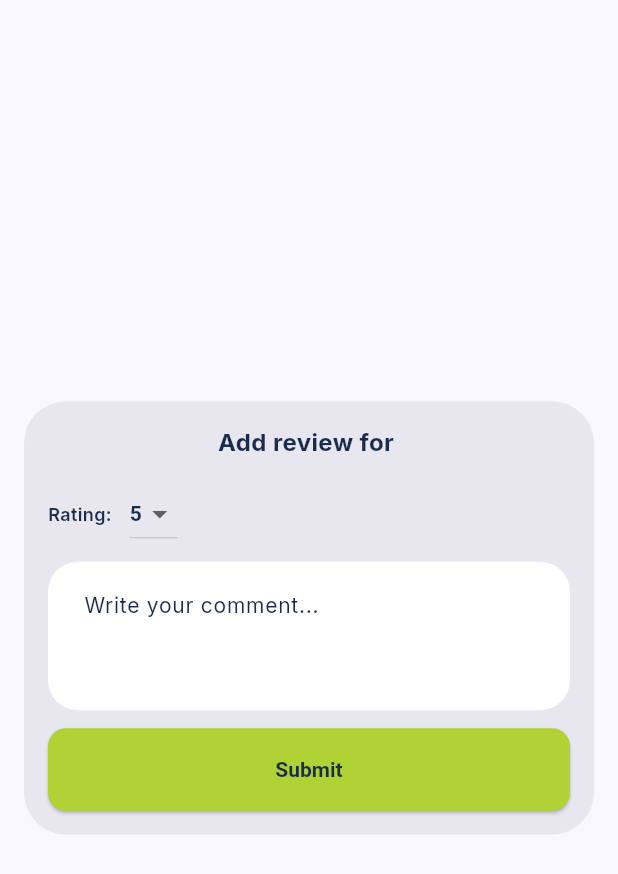
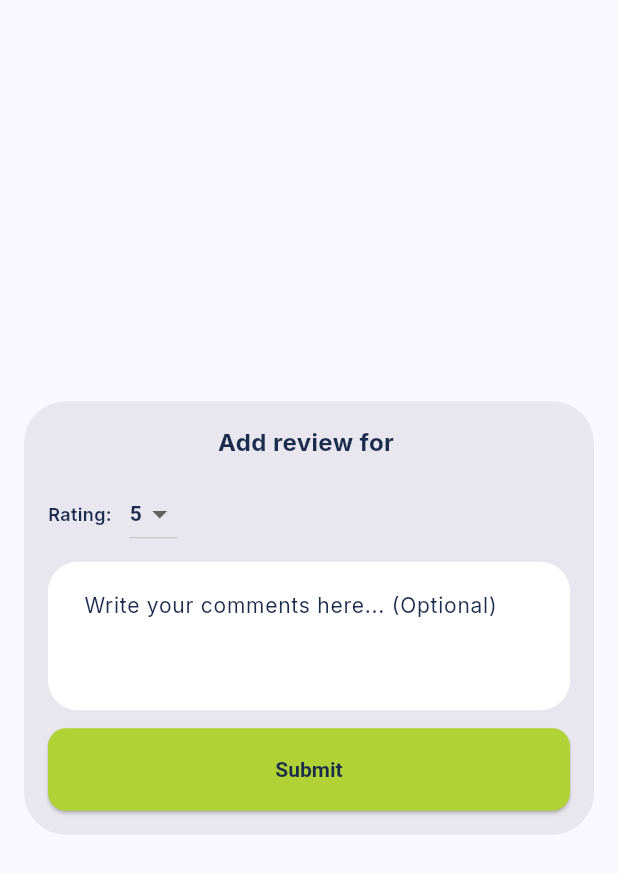
Before and after one commit to C10-2025/playserve-mobile, a Flutter app: the AddReviewModal widget shown alone on an empty page, opened directly with empty values, on a phone screen of 412 x 824 dp. Shown: the top 874 px of the screen. Run offline on Flutter 3.47's test engine with Material 3 defaults, Android fonts, the light colour scheme and no system bars; our stand-ins replace google_fonts, image_picker, lucide_icons, shared_preferences; missing offline and left inert: pbp_django_auth; accounts and stored records are empty; project files that could hold a hidden picture were left out.

Commit message:
minor text changes

```diff
--- a/lib/review/widgets/add_review.dart
+++ b/lib/review/widgets/add_review.dart
@@ -55,7 +55,7 @@ class _AddReviewModalState extends State<AddReviewModal> {
                 style: const TextStyle(
                   fontSize: 16,
                   fontWeight: FontWeight.w700,
-                  color: Color(0xFF1A2B4C),   // <-- BLACK TEXT
+                  color: Color(0xFF1A2B4C),
                 ),
               ),
               const SizedBox(height: 12),
@@ -70,7 +70,7 @@ class _AddReviewModalState extends State<AddReviewModal> {
                           'Rating:',
                           style: TextStyle(
                             fontWeight: FontWeight.w600,
-                            color: Color(0xFF1A2B4C),   // <-- BLACK TEXT
+                            color: Color(0xFF1A2B4C),
                           ),
                         ),
                         const SizedBox(width: 12),
@@ -79,7 +79,7 @@ class _AddReviewModalState extends State<AddReviewModal> {
                           value: _rating,
                           dropdownColor: Colors.white,
                           style: const TextStyle(
-                            color: Color(0xFF1A2B4C),  // <-- BLACK TEXT
+                            color: Color(0xFF1A2B4C),
                             fontWeight: FontWeight.w600,
                           ),
                           items: List.generate(
@@ -89,7 +89,7 @@ class _AddReviewModalState extends State<AddReviewModal> {
                               child: Text(
                                 '${i + 1}',
                                 style: const TextStyle(
-                                  color: Color(0xFF1A2B4C), // <-- BLACK
+                                  color: Color(0xFF1A2B4C),
                                 ),
                               ),
                             ),
@@ -107,12 +107,12 @@ class _AddReviewModalState extends State<AddReviewModal> {
                       minLines: 3,
                       maxLines: 6,
                       decoration: const InputDecoration(
-                        hintText: 'Write your comment...',
-                        hintStyle: TextStyle(color: Color(0xFF1A2B4C)),   // <-- BLACK HINT
+                        hintText: 'Write your comments here... (Optional)',
+                        hintStyle: TextStyle(color: Color(0xFF1A2B4C)),
                         border: OutlineInputBorder(),
                       ),
                       style: const TextStyle(
-                        color: Color(0xFF1A2B4C),  // <-- BLACK INPUT TEXT
+                        color: Color(0xFF1A2B4C),
                       ),
                     ),
 
@@ -129,7 +129,7 @@ class _AddReviewModalState extends State<AddReviewModal> {
                                     backgroundColor: const Color(0xFFB0D235),
                                     foregroundColor: const Color(0xFF1A2B4C),
                                     textStyle: const TextStyle(
-                                      fontWeight: FontWeight.bold, // <-- BOLD BUTTON TEXT
+                                      fontWeight: FontWeight.bold, // BUTTON TEXT
                                     ),
                                   ),
                                   child: const Text('Submit'),
```
